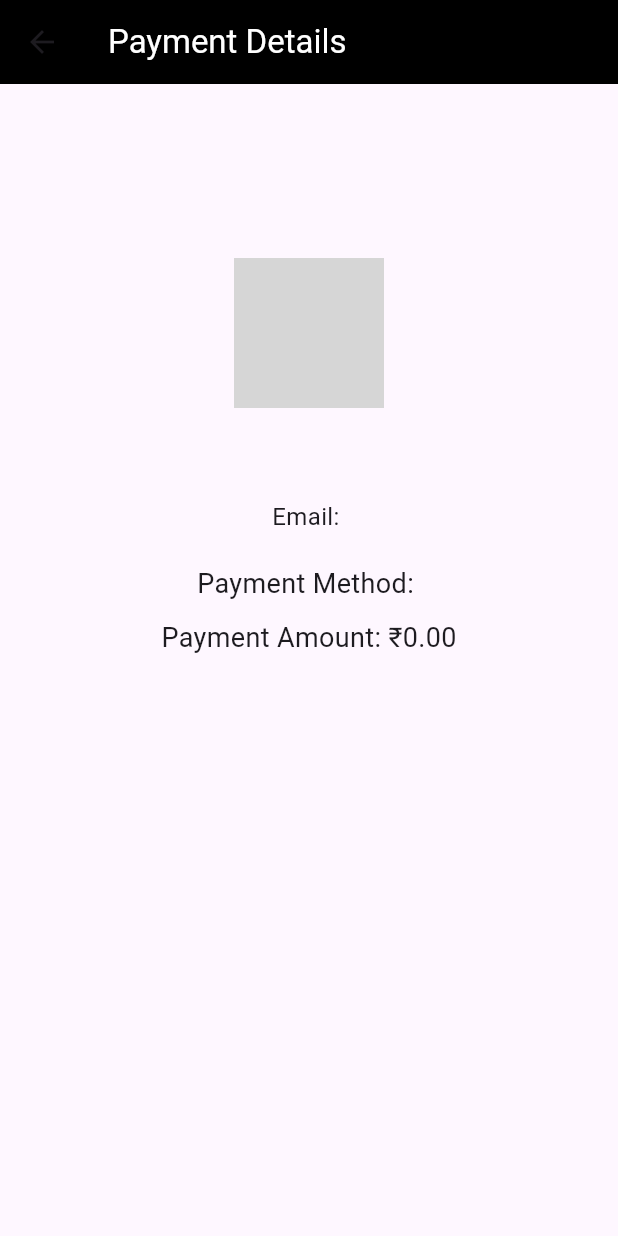
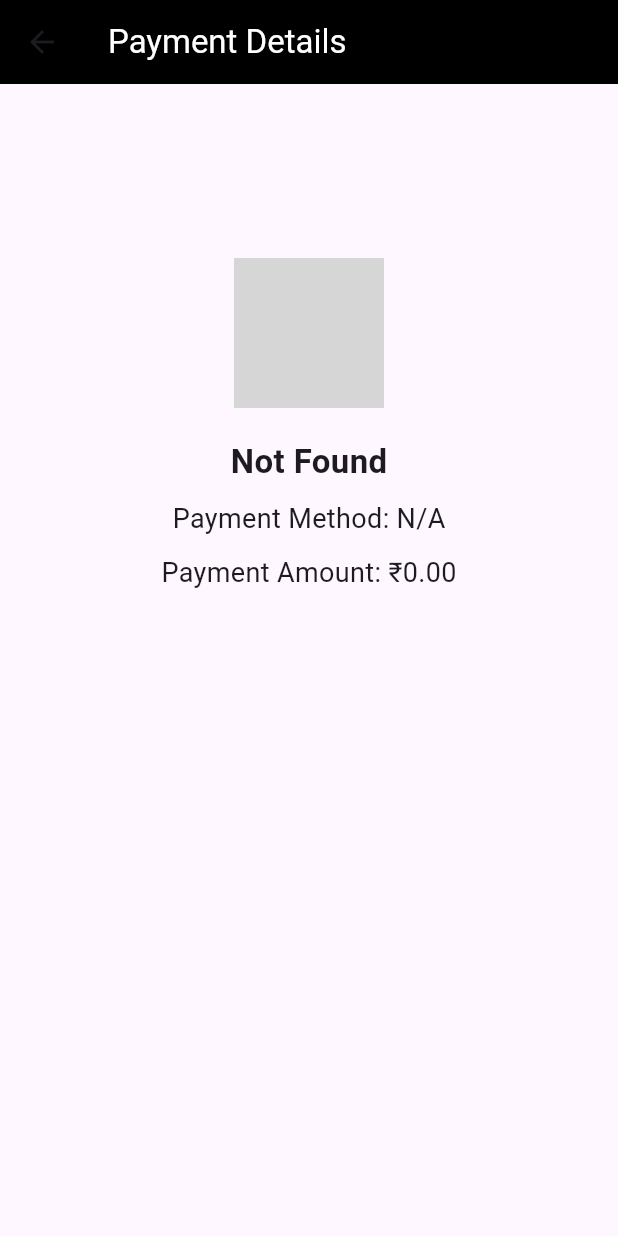
Before and after one commit to Shabana-2003/MVVM_project, a Flutter app: the PaymentPage screen opened directly with empty values, on a phone screen of 412 x 824 dp. Run offline on Flutter 3.47's test engine with Material 3 defaults, Android fonts, the light colour scheme and no system bars; our stand-ins replace dio, flutter_mobx, mobx; generated files the repository leaves out were written again; network calls fail; grey boxes are pictures that could not be loaded.

Commit message:
completed payment method with mobx

```diff
--- /dev/null
+++ b/lib/model/user_model.dart
@@ -0,0 +1,83 @@
+// // // In your user_model.dart
+// // class User {
+// //   final String name;
+// //   final String paymentMethod;
+// //   final double paymentAmount;
+
+// //   User({
+// //     required this.name,
+// //     required this.paymentMethod,
+// //     required this.paymentAmount,
+// //   });
+
+// //   User copyWith({
+// //     String? name,
+// //     String? paymentMethod,
+// //     double? paymentAmount,
+// //   }) {
+// //     return User(
+// //       name: name ?? this.name,
+// //       paymentMethod: paymentMethod ?? this.paymentMethod,
+// //       paymentAmount: paymentAmount ?? this.paymentAmount,
+// //     );
+// //   }
+// // }
+// // In user_model.dart
+// class User {
+//   final String name;
+//   final String paymentMethod;
+//   final double paymentAmount;
+//   final Map<String, String> picture; // Add this line
+
+//   User({
+//     required this.name,
+//     required this.paymentMethod,
+//     required this.paymentAmount,
+//     required this.picture, // Add this line
+//   });
+
+//   User copyWith({
+//     String? name,
+//     String? paymentMethod,
+//     double? paymentAmount,
+//     Map<String, String>? picture, // Add this line
+//   }) {
+//     return User(
+//       name: name ?? this.name,
+//       paymentMethod: paymentMethod ?? this.paymentMethod,
+//       paymentAmount: paymentAmount ?? this.paymentAmount,
+//       picture: picture ?? this.picture, // Add this line
+//     );
+//   }
+// }
+class User {
+  final String id; // Add this line
+  final String name;
+  final String paymentMethod;
+  final double paymentAmount;
+  final Map<String, String> picture;
+
+  User({
+    required this.id, // Add this line
+    required this.name,
+    required this.paymentMethod,
+    required this.paymentAmount,
+    required this.picture,
+  });
+
+  User copyWith({
+    String? id, // Add this line
+    String? name,
+    String? paymentMethod,
+    double? paymentAmount,
+    Map<String, String>? picture,
+  }) {
+    return User(
+      id: id ?? this.id, // Add this line
+      name: name ?? this.name,
+      paymentMethod: paymentMethod ?? this.paymentMethod,
+      paymentAmount: paymentAmount ?? this.paymentAmount,
+      picture: picture ?? this.picture,
+    );
+  }
+}
--- a/lib/view/payment_page.dart
+++ b/lib/view/payment_page.dart
@@ -1,12 +1,82 @@
+// // payment_page.dart
+// import 'package:flutter/material.dart';
+// import '../model/user_model.dart';
+
+// class PaymentPage extends StatelessWidget {
+//   final User user;
+
+//   const PaymentPage({super.key, required this.user});
+
+//   @override
+//   Widget build(BuildContext context) {
+//     return Scaffold(
+//       appBar: AppBar(
+//         backgroundColor: Colors.black,
+//         title: const Text(
+//           'Payment Details',
+//           style: TextStyle(color: Colors.white),
+//         ),
+//       ),
+//       body: Center(
+//         child: Padding(
+//           padding: const EdgeInsets.all(16.0),
+//           child: Column(
+//             crossAxisAlignment: CrossAxisAlignment.center,
+//             children: [
+//               const SizedBox(height: 100),
+//               CircleAvatar(
+//                 radius: 50,
+//                 backgroundImage: NetworkImage(user.picture['large'] ?? ''), // Use large picture URL
+//                 child: Container(
+//                   decoration: BoxDecoration(
+//                     shape: BoxShape.circle,
+//                     border: Border.all(color: Colors.green, width: 4),
+//                   ),
+//                 ),
+//               ),
+//               const SizedBox(height: 20),
+//               Text(
+//                 user.name,
+//                 style: const TextStyle(fontSize: 22, fontWeight: FontWeight.bold),
+//               ),
+//               const SizedBox(height: 10),
+//               // Text(
+//               //   'Email: ${user.email}', // Adjust if email is part of user model
+//               //   style: const TextStyle(fontSize: 16),
+//               // ),
+//               const SizedBox(height: 20),
+//               Text(
+//                 'Payment Method: ${user.paymentMethod}',
+//                 style: const TextStyle(fontSize: 18),
+//               ),
+//               const SizedBox(height: 10),
+//               Text(
+//                 'Payment Amount: ₹${user.paymentAmount}',
+//                 style: const TextStyle(fontSize: 18),
+//               ),
+//               const Spacer(),
+//             ],
+//           ),
+//         ),
+//       ),
+//     );
+//   }
+// }
 import 'package:flutter/material.dart';
+import 'package:flutter_mobx/flutter_mobx.dart';
+import 'package:provider/provider.dart';
+import '../model/user_model.dart';
+import '../view_model/user_store.dart';
 
 class PaymentPage extends StatelessWidget {
-  final dynamic user;
+  final String userId; // Pass user ID to get the latest user
 
-  const PaymentPage({super.key, required this.user});
+  const PaymentPage({super.key, required this.userId});
 
   @override
   Widget build(BuildContext context) {
+    final userStore = Provider.of<UserStore>(context);
+
     return Scaffold(
       appBar: AppBar(
         backgroundColor: Colors.black,
@@ -15,17 +85,28 @@ class PaymentPage extends StatelessWidget {
           style: TextStyle(color: Colors.white),
         ),
       ),
-      body: Center(
+      body: Observer(
+        builder: (_) {
+          final user = userStore.users.firstWhere(
+            (u) => u.id == userId,
+            orElse: () => User(
+              name: 'Not Found',
+              paymentMethod: 'N/A',
+              paymentAmount: 0.0,
+              picture: {'large': ''},
+              id: userId
+            ),
+          );
+          return Center(
             child: Padding(
               padding: const EdgeInsets.all(16.0),
               child: Column(
+                crossAxisAlignment: CrossAxisAlignment.center,
                 children: [
-              const SizedBox(
-                height: 100,
-              ),
+                  const SizedBox(height: 100),
                   CircleAvatar(
                     radius: 50,
-                backgroundImage: NetworkImage(user['picture']['large']),
+                    backgroundImage: NetworkImage(user.picture['large'] ?? ''),
                     child: Container(
                       decoration: BoxDecoration(
                         shape: BoxShape.circle,
@@ -35,29 +116,25 @@ class PaymentPage extends StatelessWidget {
                   ),
                   const SizedBox(height: 20),
                   Text(
-                '${user['name']['first']} ${user['name']['last']}',
-                style:
-                    const TextStyle(fontSize: 22, fontWeight: FontWeight.bold),
+                    user.name,
+                    style: const TextStyle(fontSize: 22, fontWeight: FontWeight.bold),
                   ),
                   const SizedBox(height: 10),
                   Text(
-                'Email: ${user['email']}',
-                style: const TextStyle(fontSize: 16),
-              ),
-              const SizedBox(height: 20),
-              Text(
-                'Payment Method: ${user['paymentMethod']}',
+                    'Payment Method: ${user.paymentMethod}',
                     style: const TextStyle(fontSize: 18),
                   ),
                   const SizedBox(height: 10),
                   Text(
-                'Payment Amount: ₹${user['paymentAmount'].toStringAsFixed(2)}',
+                    'Payment Amount: ₹${user.paymentAmount.toStringAsFixed(2)}',
                     style: const TextStyle(fontSize: 18),
                   ),
                   const Spacer(),
                 ],
               ),
             ),
+          );
+        },
       ),
     );
   }
--- a/pubspec.yaml
+++ b/pubspec.yaml
@@ -28,25 +28,27 @@ environment:
 # the latest version available on pub.dev. To see which dependencies have newer
 # versions available, run `flutter pub outdated`.
 dependencies:
-  bloc: ^8.1.4
   cached_network_image: ^3.4.1
   cupertino_icons: ^1.0.8
   dio: ^5.6.0
   equatable: ^2.0.5
   flutter:
     sdk: flutter
-  flutter_bloc: ^8.1.6
+  flutter_mobx: ^2.2.1+1
   flutter_model_listview: ^1.0.2
   http: ^1.2.2
   json_annotation: ^4.9.0
+  mobx: ^2.3.3+2
   provider: ^6.1.2
   shimmer: ^3.0.0
 
 dev_dependencies:
+  build_runner: ^2.4.12
   flutter_lints: ^4.0.0
   flutter_test:
     sdk: flutter
   json_serializable: ^6.8.0
+  mobx_codegen: ^2.6.1
 
 # For information on the generic Dart part of this file, see the
 # following page: https://dart.dev/tools/pub/pubspec
```
Also changed, not shown: lib/main.dart (+31 -5 lines), lib/model/visitor_model.dart (added, +24 -0 lines), lib/view/user_list_page.dart (+36 -22 lines), lib/view/visitor_management_page.dart (+81 -59 lines), lib/view/widgets/payment_dialog.dart (added, +60 -0 lines), lib/view/widgets/user_card.dart (added, +20 -0 lines), lib/view/widgets/visitor_card.dart (added, +20 -0 lines), lib/view_model/user_store.dart (added, +107 -0 lines), lib/view_model/user_view_model.dart (deleted, +0 -66 lines), lib/view_model/user_store.g.dart (added), pubspec.lock. Lines whose indentation alone changed are shown as unchanged.
